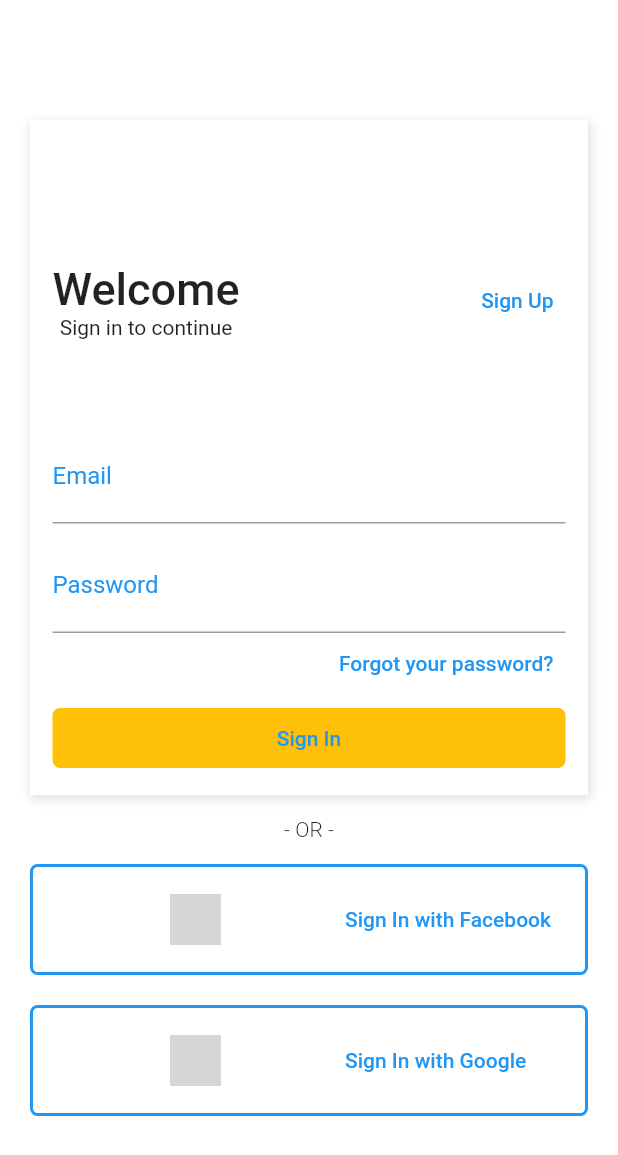
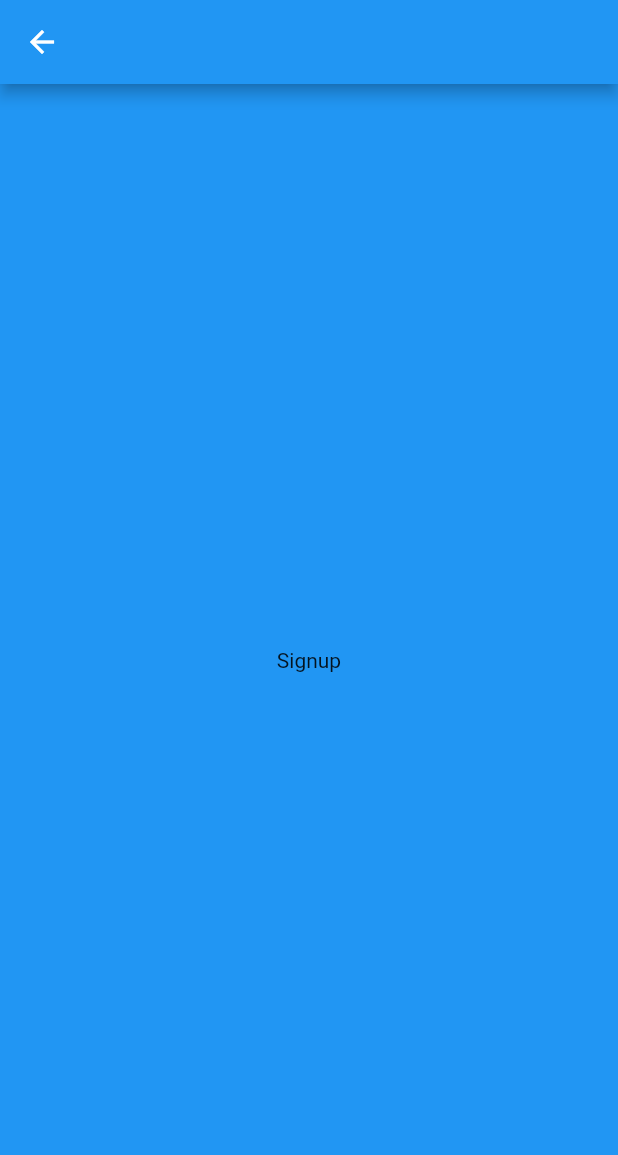
Before and after one commit to DaniloPorto30/Shopping_App_Flutter, a Flutter app: the screen it shows after launch, after a tap on "Sign Up", on a phone screen of 412 x 824 dp. Shown: the top 1155 px of the screen. Run offline on Flutter 3.47's test engine with Material 2 defaults, Android fonts, the phone set to English and light mode, and no system bars; grey boxes are pictures that could not be loaded.

Commit message:
Page signup

```diff
--- a/lib/pages/login.page.dart
+++ b/lib/pages/login.page.dart
@@ -3,12 +3,14 @@
 import 'dart:ui';
 
 import 'package:flutter/material.dart';
+import 'package:shopping/pages/signup.page.dart';
 
 class LoginPage extends StatelessWidget {
   @override
   Widget build(BuildContext context) {
     return Scaffold(
-      body: Container(
+      body: SingleChildScrollView(
+        child: Container(
           color: Colors.white,
           padding: EdgeInsets.only(
             top: 80,
@@ -33,8 +35,8 @@ class LoginPage extends StatelessWidget {
                   ],
                 ),
                 child: Padding(
-                padding: EdgeInsets.all(15),
-                child: ListView(
+                  padding: EdgeInsets.only(left: 15, right: 15, top: 10),
+                  child: Column(
                     children: <Widget>[
                       Row(
                         mainAxisAlignment: MainAxisAlignment.spaceBetween,
@@ -52,7 +54,14 @@ class LoginPage extends StatelessWidget {
                             ],
                           ),
                           TextButton(
-                          onPressed: () {},
+                            onPressed: () {
+                              Navigator.push(
+                                context,
+                                MaterialPageRoute(
+                                  builder: (context) => SignupPage(),
+                                ),
+                              );
+                            },
                             child: Text('Sign Up'),
                           ),
                         ],
@@ -105,6 +114,7 @@ class LoginPage extends StatelessWidget {
                         height: 10,
                       ),
                       Container(
+                        width: double.infinity,
                         height: 40,
                         decoration: BoxDecoration(
                           color: Colors.amber,
@@ -195,6 +205,7 @@ class LoginPage extends StatelessWidget {
             ],
           ),
         ),
+      ),
     );
   }
 }
--- /dev/null
+++ b/lib/pages/signup.page.dart
@@ -0,0 +1,17 @@
+import 'package:flutter/material.dart';
+
+class SignupPage extends StatelessWidget {
+
+  @override
+  Widget build(BuildContext context) {
+    return Scaffold(
+      appBar:  AppBar(),
+      body: Container(
+        color: Colors.blue,
+        child: Center(
+          child: Text("Signup"),
+        ),
+      ),
+    );
+  }
+}
```
Lines whose indentation alone changed are shown as unchanged.
